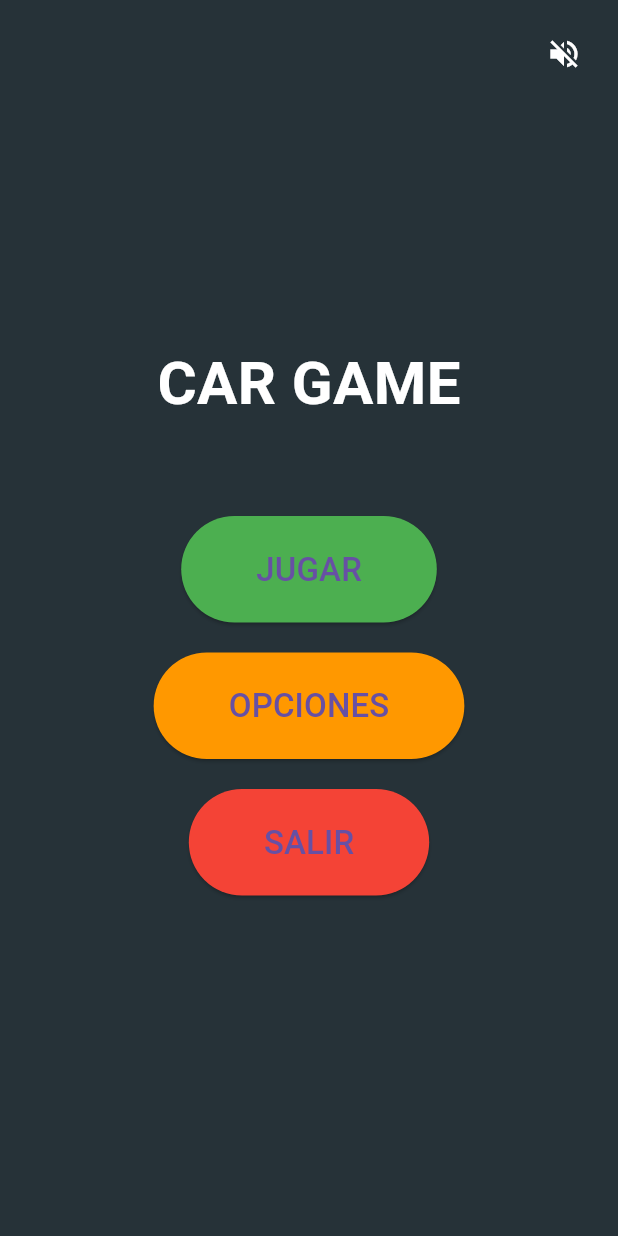
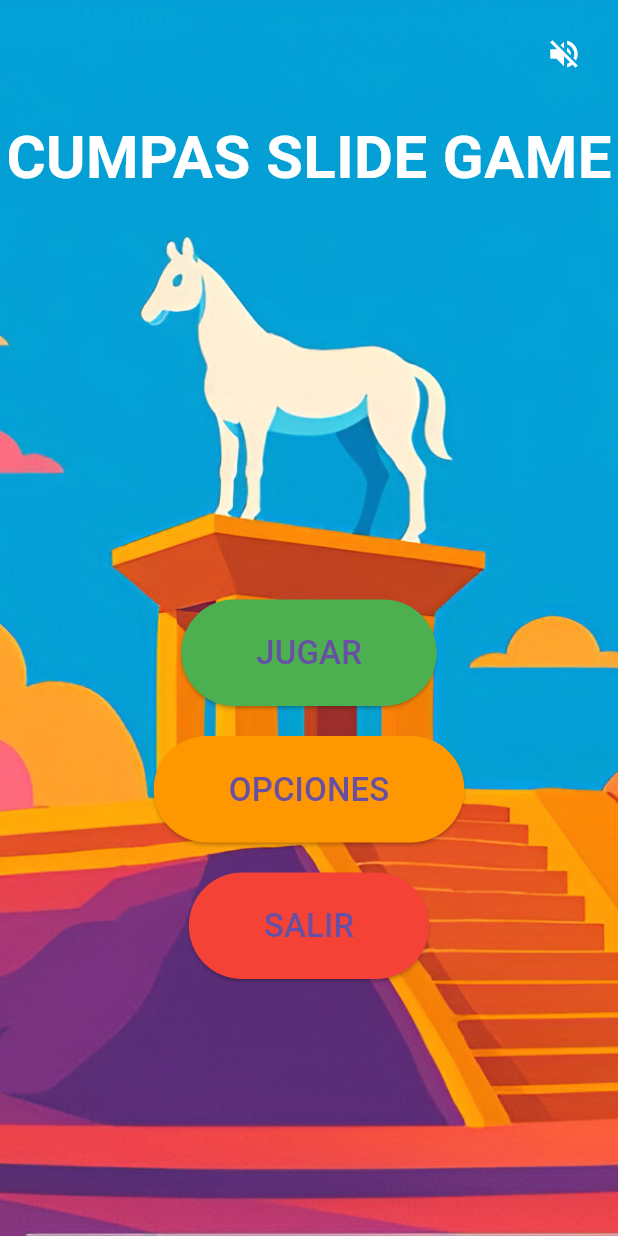
Before and after one commit to Brisboo1953/cumpas_slider, a Flutter app: the screen it shows after launch, on a phone screen of 412 x 824 dp. Run offline on Flutter 3.47's test engine with Material 3 defaults, Android fonts, the light colour scheme and no system bars; our stand-ins replace audioplayers, flutter_dotenv, supabase_flutter; accounts and stored records are empty.

Commit message:
fondo de inicio

```diff
--- a/lib/main.dart
+++ b/lib/main.dart
@@ -33,7 +33,7 @@ class MyGameApp extends StatelessWidget {
 }
 
 // ----------------------------------------------------------
-// 1) MENÚ PRINCIPAL
+// 1) MENÚ PRINCIPALhbedhwbdihas
 // ----------------------------------------------------------
 class MainMenuPage extends StatefulWidget {
   const MainMenuPage({super.key});
@@ -63,18 +63,34 @@ class _MainMenuPageState extends State<MainMenuPage> {
       backgroundColor: Colors.blueGrey.shade900,
       body: Stack(
         children: [
-          Center(
-            child: Column(
-              mainAxisAlignment: MainAxisAlignment.center,
-              children: [
-            Text("CAR GAME",
+          // Fondo de pantalla del menú principal
+          Positioned.fill(
+            child: Image.asset(
+              'assets/images/menu_start.jpg',
+              fit: BoxFit.cover,
+            ),
+          ),
+          // Capa semitransparente para mejorar contraste de botones
+          Positioned.fill(
+            child: Container(color: const Color.fromARGB(255, 255, 255, 255).withOpacity(0.01)),
+          ),
+          // Título separado y colocado más arriba que los botones
+          Align(
+            alignment: const Alignment(0, -0.80),
+            child: Text("CUMPAS SLIDE GAME",
                 style: TextStyle(
                     fontSize: 40,
                     color: Colors.white,
                     fontWeight: FontWeight.bold)),
+          ),
 
-            const SizedBox(height: 60),
-
+          // Zona de botones (se queda en la posición original)
+          Align(
+            alignment: const Alignment(0, 0.40),
+            child: Column(
+              mainAxisAlignment: MainAxisAlignment.center,
+              mainAxisSize: MainAxisSize.min,
+              children: [
             // --- BOTÓN JUGAR (Ahora usa la GamePage IMPORTADA) ---
             ElevatedButton(
               style: ElevatedButton.styleFrom(
--- a/pubspec.yaml
+++ b/pubspec.yaml
@@ -69,6 +69,9 @@ flutter:
     - assets/coin.png
     - assets/paca.png
     - assets/moro.mp3
+    # Imagen de fondo del menú principal (añade el archivo en assets/images/)
+    - assets/images/menu_bg.png
+    - assets/images/menu_start.jpg
 
   # An image asset can refer to one or more resolution-specific "variants", see
   # https://flutter.dev/to/resolution-aware-images
```
Also changed, not shown: assets/images/menu_bg.png (added), assets/images/menu_bg_backup.png (added), assets/images/menu_start.jpg (added), pubspec.lock.
